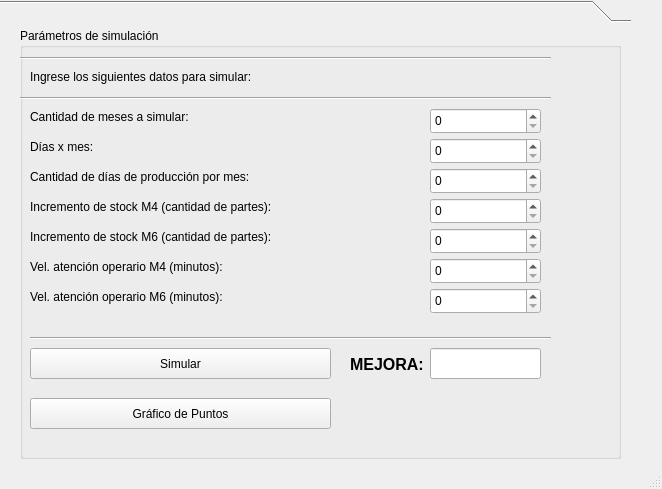
First picture: the form in window.ui, repository brunohughes/MyS-FabricaDeMesas, before the edit.
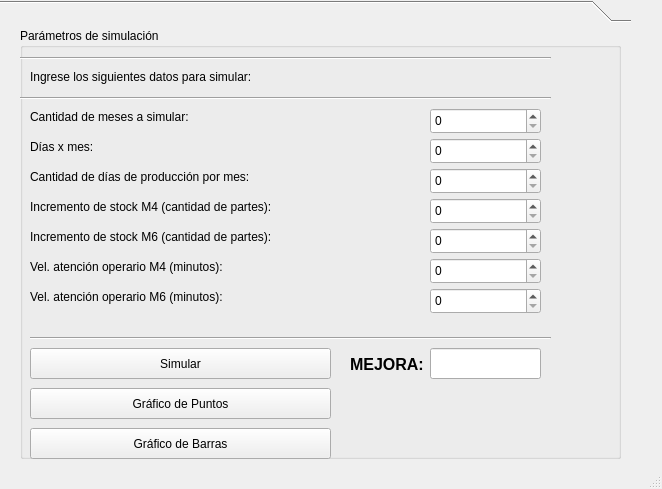
Second picture: the form after the edit.

Commit message: Se agrega grafico de barras

The edit to the form file:
```diff
--- a/window.ui
+++ b/window.ui
@@ -313,7 +313,7 @@
        <property name="geometry">
         <rect>
          <x>10</x>
-         <y>370</y>
+         <y>360</y>
          <width>301</width>
          <height>31</height>
         </rect>
@@ -322,6 +322,19 @@
         <string>Gráfico de Puntos</string>
        </property>
       </widget>
+      <widget class="QPushButton" name="btnGraficoDeBarras">
+       <property name="geometry">
+        <rect>
+         <x>10</x>
+         <y>400</y>
+         <width>301</width>
+         <height>31</height>
+        </rect>
+       </property>
+       <property name="text">
+        <string>Gráfico de Barras</string>
+       </property>
+      </widget>
      </widget>
      <widget class="Line" name="line_3">
       <property name="geometry">
```
The commit also changes 2 other files.
